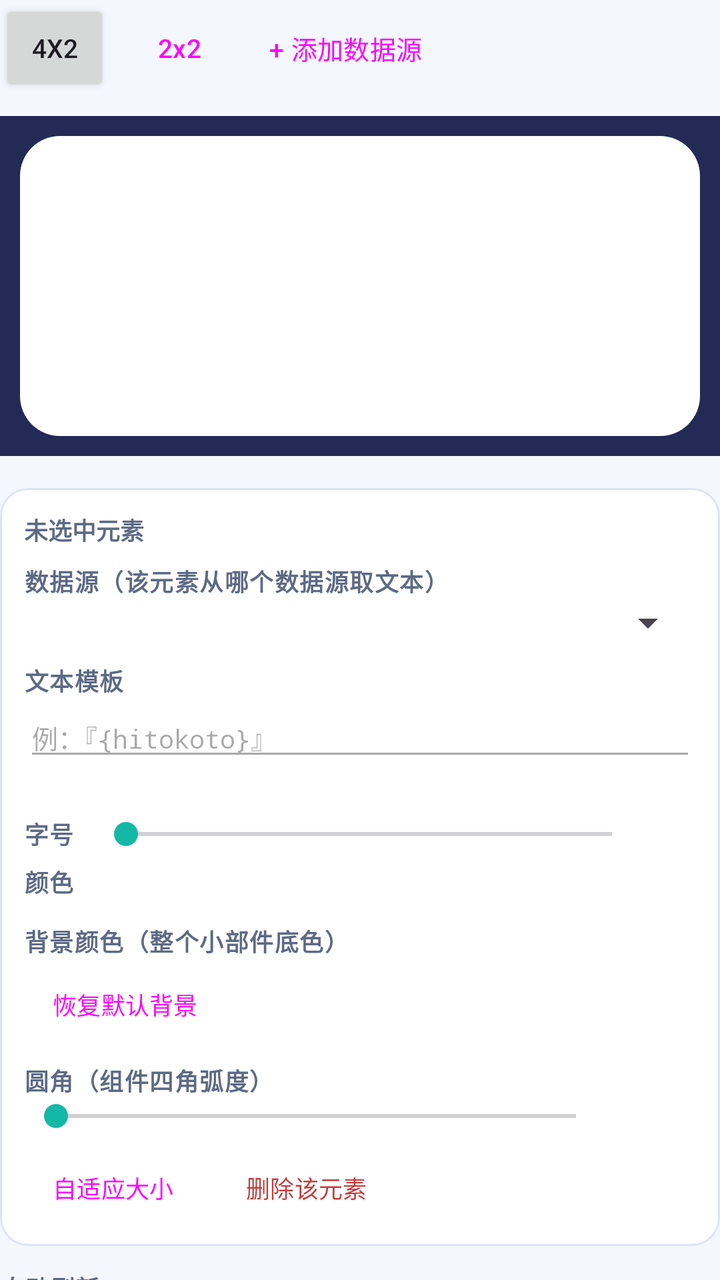
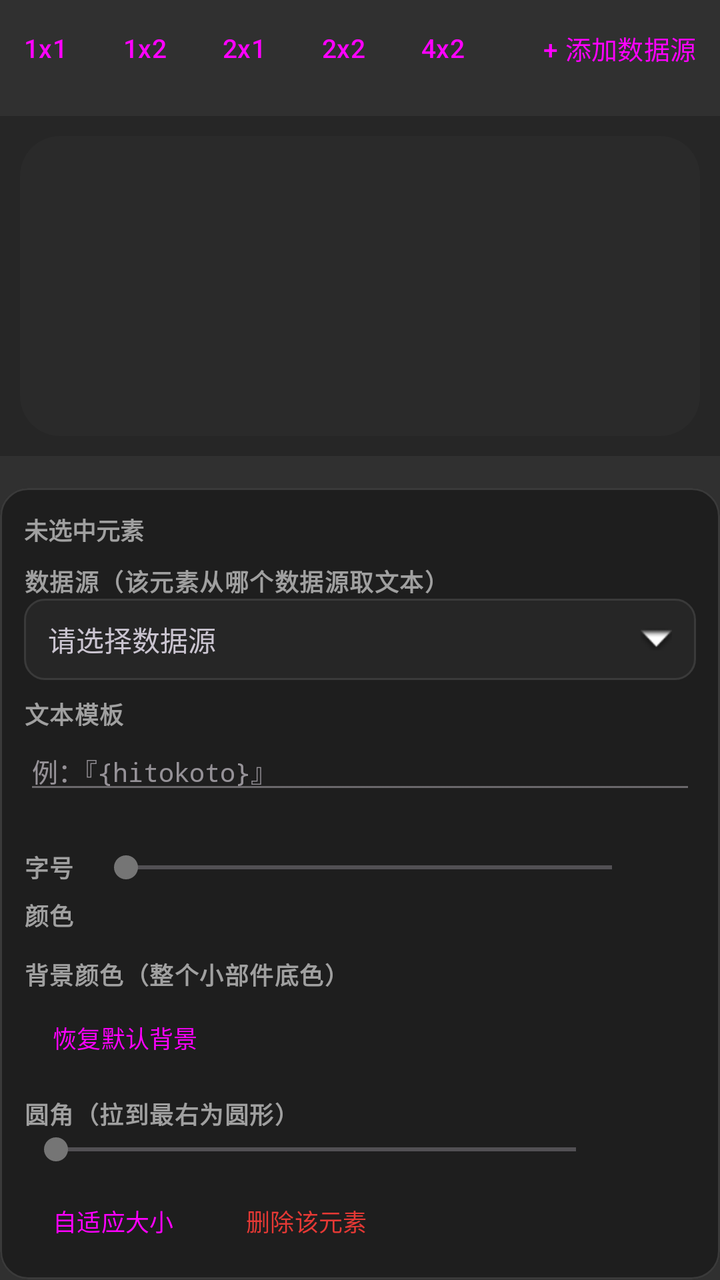

Screens rendered from an Android XML layout before and after an edit, with the pre-edit source and the edit as a unified diff.
<!-- AndroidManifest.xml: application theme Theme.WidgetFlow -->
<!-- res/layout/step4_editor.xml -->
<?xml version="1.0" encoding="utf-8"?>
<LinearLayout xmlns:android="http://schemas.android.com/apk/res/android"
    xmlns:app="http://schemas.android.com/apk/res-auto"
    android:layout_width="match_parent"
    android:layout_height="wrap_content"
    android:orientation="vertical">

    <LinearLayout
        android:layout_width="match_parent"
        android:layout_height="wrap_content"
        android:gravity="center_vertical"
        android:orientation="horizontal">

        <Button
            android:id="@+id/btn_size_4x2"
            android:layout_width="wrap_content"
            android:layout_height="wrap_content"
            android:minWidth="0dp"
            android:paddingLeft="16dp"
            android:paddingRight="16dp"
            android:text="@string/size_4x2"
            android:textSize="13sp" />

        <Button
            android:id="@+id/btn_size_2x2"
            style="@style/Widget.Material3.Button.OutlinedButton"
            android:layout_width="wrap_content"
            android:layout_height="wrap_content"
            android:layout_marginLeft="8dp"
            android:minWidth="0dp"
            android:paddingLeft="16dp"
            android:paddingRight="16dp"
            android:text="@string/size_2x2"
            android:textSize="13sp" />

        <Button
            android:id="@+id/btn_add_element"
            style="@style/Widget.Material3.Button.TextButton"
            android:layout_width="wrap_content"
            android:layout_height="wrap_content"
            android:layout_marginLeft="6dp"
            android:text="@string/add_element"
            android:textSize="13sp" />
    </LinearLayout>

    <FrameLayout
        android:id="@+id/canvas_wrap"
        android:layout_width="match_parent"
        android:layout_height="wrap_content"
        android:layout_marginTop="10dp"
        android:background="@color/canvas_wrap"
        android:padding="10dp">

        <FrameLayout
            android:id="@+id/canvas"
            android:layout_width="match_parent"
            android:layout_height="150dp"
            android:layout_gravity="center_horizontal"
            android:background="@drawable/widget_bg" />
    </FrameLayout>

    <HorizontalScrollView
        android:layout_width="match_parent"
        android:layout_height="wrap_content"
        android:layout_marginTop="8dp"
        android:scrollbars="none">

        <LinearLayout
            android:id="@+id/box_chips"
            android:layout_width="wrap_content"
            android:layout_height="wrap_content"
            android:orientation="horizontal" />
    </HorizontalScrollView>

    <com.google.android.material.card.MaterialCardView
        android:layout_width="match_parent"
        android:layout_height="wrap_content"
        android:layout_marginTop="8dp"
        app:cardBackgroundColor="@color/surface"
        app:cardCornerRadius="14dp"
        app:strokeColor="@color/rule"
        app:strokeWidth="1dp">

        <LinearLayout
            android:layout_width="match_parent"
            android:layout_height="wrap_content"
            android:orientation="vertical"
            android:padding="12dp">

            <TextView
                android:id="@+id/prop_name"
                android:layout_width="match_parent"
                android:layout_height="wrap_content"
                android:text="未选中元素"
                android:textColor="@color/muted"
                android:textSize="12sp"
                android:textStyle="bold" />

            <TextView
                style="@style/TextAppearance.Label"
                android:layout_width="match_parent"
                android:layout_height="wrap_content"
                android:layout_marginTop="8dp"
                android:text="@string/label_element_source" />

            <Spinner
                android:id="@+id/spin_source"
                android:layout_width="match_parent"
                android:layout_height="wrap_content" />

            <TextView
                style="@style/TextAppearance.Label"
                android:layout_width="match_parent"
                android:layout_height="wrap_content"
                android:layout_marginTop="8dp"
                android:text="@string/label_template" />

            <EditText
                android:id="@+id/inp_template"
                android:layout_width="match_parent"
                android:layout_height="wrap_content"
                android:enabled="false"
                android:fontFamily="monospace"
                android:hint="例：『{hitokoto}』"
                android:inputType="text"
                android:textSize="13sp" />

            <TextView
                android:id="@+id/prop_aliases"
                android:layout_width="match_parent"
                android:layout_height="wrap_content"
                android:textColor="@color/muted"
                android:textSize="11sp" />

            <LinearLayout
                android:layout_width="match_parent"
                android:layout_height="wrap_content"
                android:layout_marginTop="8dp"
                android:gravity="center_vertical"
                android:orientation="horizontal">

                <TextView
                    style="@style/TextAppearance.Label"
                    android:layout_width="wrap_content"
                    android:layout_height="wrap_content"
                    android:text="@string/label_font_size" />

                <SeekBar
                    android:id="@+id/seek_font"
                    android:layout_width="0dp"
                    android:layout_height="wrap_content"
                    android:layout_marginLeft="10dp"
                    android:layout_weight="1"
                    android:enabled="false"
                    android:max="9"
                    android:min="0" />

                <TextView
                    android:id="@+id/font_value"
                    android:layout_width="26dp"
                    android:layout_height="wrap_content"
                    android:fontFamily="monospace"
                    android:gravity="center"
                    android:textColor="@color/accent"
                    android:textSize="12sp" />
            </LinearLayout>

            <TextView
                style="@style/TextAppearance.Label"
                android:layout_width="match_parent"
                android:layout_height="wrap_content"
                android:layout_marginTop="6dp"
                android:text="@string/label_color" />

            <LinearLayout
                android:id="@+id/box_colors"
                android:layout_width="match_parent"
                android:layout_height="wrap_content"
                android:orientation="horizontal" />

            <TextView
                style="@style/TextAppearance.Label"
                android:layout_width="match_parent"
                android:layout_height="wrap_content"
                android:layout_marginTop="12dp"
                android:text="@string/label_bg_color" />

            <HorizontalScrollView
                android:layout_width="match_parent"
                android:layout_height="wrap_content"
                android:scrollbars="none">

                <LinearLayout
                    android:id="@+id/box_bg_colors"
                    android:layout_width="wrap_content"
                    android:layout_height="wrap_content"
                    android:orientation="horizontal" />
            </HorizontalScrollView>

            <Button
                android:id="@+id/btn_bg_default"
                style="@style/Widget.Material3.Button.OutlinedButton.Small"
                android:layout_width="wrap_content"
                android:layout_height="wrap_content"
                android:layout_marginTop="6dp"
                android:text="@string/btn_bg_default" />

            <TextView
                style="@style/TextAppearance.Label"
                android:layout_width="match_parent"
                android:layout_height="wrap_content"
                android:layout_marginTop="12dp"
                android:text="@string/label_corner_radius" />

            <LinearLayout
                android:layout_width="match_parent"
                android:layout_height="wrap_content"
                android:gravity="center_vertical"
                android:orientation="horizontal">

                <SeekBar
                    android:id="@+id/seek_corner"
                    android:layout_width="0dp"
                    android:layout_height="wrap_content"
                    android:layout_weight="1"
                    android:max="8"
                    android:min="0" />

                <TextView
                    android:id="@+id/corner_value"
                    android:layout_width="44dp"
                    android:layout_height="wrap_content"
                    android:fontFamily="monospace"
                    android:gravity="center"
                    android:textColor="@color/accent"
                    android:textSize="12sp" />
            </LinearLayout>

            <LinearLayout
                android:layout_width="match_parent"
                android:layout_height="wrap_content"
                android:layout_marginTop="10dp"
                android:gravity="center_vertical"
                android:orientation="horizontal">

                <Button
                    android:id="@+id/btn_reset_size"
                    style="@style/Widget.Material3.Button.OutlinedButton.Small"
                    android:layout_width="wrap_content"
                    android:layout_height="wrap_content"
                    android:layout_marginRight="8dp"
                    android:text="@string/btn_reset_size" />

                <Button
                    android:id="@+id/btn_delete_element"
                    style="@style/Widget.Material3.Button.OutlinedButton.Small"
                    android:layout_width="wrap_content"
                    android:layout_height="wrap_content"
                    android:enabled="false"
                    android:text="@string/btn_delete_element"
                    android:textColor="@color/err" />
            </LinearLayout>
        </LinearLayout>
    </com.google.android.material.card.MaterialCardView>

    <TextView
        style="@style/TextAppearance.Label"
        android:layout_width="match_parent"
        android:layout_height="wrap_content"
        android:layout_marginTop="12dp"
        android:text="@string/label_refresh" />

    <Spinner
        android:id="@+id/spin_refresh"
        android:layout_width="match_parent"
        android:layout_height="wrap_content"
        android:entries="@array/refresh_options" />
</LinearLayout>
<!-- resources referenced by this layout -->
<resources>
  <string-array name="refresh_options">
          <item>每 30 分钟（系统下限）</item>
          <item>每 1 小时</item>
          <item>每 6 小时</item>
          <item>每天 8:00</item>
      </string-array>
  <color name="accent">#4F63F5</color>
  <color name="canvas_wrap">#232A55</color>
  <color name="err">#C63C3C</color>
  <color name="muted">#5D6A85</color>
  <color name="rule">#DDE3F8</color>
  <color name="surface">#FFFFFF</color>
  <!-- drawable widget_bg (drawable) -->
  <?xml version="1.0" encoding="utf-8"?>
  <shape xmlns:android="http://schemas.android.com/apk/res/android" android:shape="rectangle">
      <solid android:color="@color/widget_bg_color" />
      <corners android:radius="20dp" />
  </shape>
  <string name="add_element">+ 添加数据源</string>
  <string name="btn_bg_default">恢复默认背景</string>
  <string name="btn_delete_element">删除该元素</string>
  <string name="btn_reset_size">自适应大小</string>
  <string name="label_bg_color">背景颜色（整个小部件底色）</string>
  <string name="label_color">颜色</string>
  <string name="label_corner_radius">圆角（组件四角弧度）</string>
  <string name="label_element_source">数据源（该元素从哪个数据源取文本）</string>
  <string name="label_font_size">字号</string>
  <string name="label_refresh">自动刷新</string>
  <string name="label_template">文本模板</string>
  <string name="size_2x2">2x2</string>
  <string name="size_4x2">4x2</string>
  <style name="TextAppearance.Label" parent="TextAppearance.Material3.LabelMedium">
          <item name="android:textColor">@color/muted</item>
          <item name="android:textSize">12sp</item>
          <item name="android:textStyle">bold</item>
      </style>
  <style name="Widget.Material3.Button.OutlinedButton.Small" parent="Widget.Material3.Button.OutlinedButton">
          <item name="android:textSize">12sp</item>
          <item name="android:minHeight">34dp</item>
          <item name="android:paddingLeft">14dp</item>
          <item name="android:paddingRight">14dp</item>
      </style>
  <style name="Theme.WidgetFlow" parent="Theme.Material3.Light.NoActionBar">
          <item name="colorPrimary">@color/accent</item>
          <item name="colorOnPrimary">#FFFFFF</item>
          <item name="colorPrimaryContainer">@color/accent_light</item>
          <item name="colorOnPrimaryContainer">@color/accent</item>
          <item name="colorSecondary">@color/accent2</item>
          <item name="colorSecondaryContainer">#D9F5F1</item>
          <item name="colorOnSecondaryContainer">#0B5F56</item>
          <item name="android:colorBackground">@color/bg</item>
          <item name="colorSurface">@color/surface</item>
          <item name="colorOnSurface">@color/ink</item>
      </style>
  <color name="widget_bg_color">#FFFFFF</color>
  <color name="accent_light">#E9EDFE</color>
  <color name="accent2">#14B8A6</color>
  <color name="bg">#F5F7FE</color>
  <color name="ink">#18203A</color>
</resources>

<!-- the commit's change to res/layout/step4_editor.xml (unified diff, before → after) -->
@@ -11,27 +11,78 @@
         android:gravity="center_vertical"
         android:orientation="horizontal">
 
-        <Button
-            android:id="@+id/btn_size_4x2"
-            android:layout_width="wrap_content"
+        <HorizontalScrollView
+            android:layout_width="0dp"
             android:layout_height="wrap_content"
-            android:minWidth="0dp"
-            android:paddingLeft="16dp"
-            android:paddingRight="16dp"
-            android:text="@string/size_4x2"
-            android:textSize="13sp" />
-
-        <Button
-            android:id="@+id/btn_size_2x2"
-            style="@style/Widget.Material3.Button.OutlinedButton"
-            android:layout_width="wrap_content"
-            android:layout_height="wrap_content"
-            android:layout_marginLeft="8dp"
-            android:minWidth="0dp"
-            android:paddingLeft="16dp"
-            android:paddingRight="16dp"
-            android:text="@string/size_2x2"
-            android:textSize="13sp" />
+            android:layout_weight="1"
+            android:scrollbars="none">
+
+            <LinearLayout
+                android:id="@+id/box_sizes"
+                android:layout_width="wrap_content"
+                android:layout_height="wrap_content"
+                android:orientation="horizontal">
+
+                <Button
+                    android:id="@+id/btn_size_1x1"
+                    style="@style/Widget.Material3.Button.OutlinedButton"
+                    android:layout_width="wrap_content"
+                    android:layout_height="wrap_content"
+                    android:minWidth="0dp"
+                    android:paddingLeft="12dp"
+                    android:paddingRight="12dp"
+                    android:text="@string/size_1x1"
+                    android:textSize="13sp" />
+
+                <Button
+                    android:id="@+id/btn_size_1x2"
+                    style="@style/Widget.Material3.Button.OutlinedButton"
+                    android:layout_width="wrap_content"
+                    android:layout_height="wrap_content"
+                    android:layout_marginLeft="4dp"
+                    android:minWidth="0dp"
+                    android:paddingLeft="12dp"
+                    android:paddingRight="12dp"
+                    android:text="@string/size_1x2"
+                    android:textSize="13sp" />
+
+                <Button
+                    android:id="@+id/btn_size_2x1"
+                    style="@style/Widget.Material3.Button.OutlinedButton"
+                    android:layout_width="wrap_content"
+                    android:layout_height="wrap_content"
+                    android:layout_marginLeft="4dp"
+                    android:minWidth="0dp"
+                    android:paddingLeft="12dp"
+                    android:paddingRight="12dp"
+                    android:text="@string/size_2x1"
+                    android:textSize="13sp" />
+
+                <Button
+                    android:id="@+id/btn_size_2x2"
+                    style="@style/Widget.Material3.Button.OutlinedButton"
+                    android:layout_width="wrap_content"
+                    android:layout_height="wrap_content"
+                    android:layout_marginLeft="4dp"
+                    android:minWidth="0dp"
+                    android:paddingLeft="12dp"
+                    android:paddingRight="12dp"
+                    android:text="@string/size_2x2"
+                    android:textSize="13sp" />
+
+                <Button
+                    android:id="@+id/btn_size_4x2"
+                    style="@style/Widget.Material3.Button.OutlinedButton"
+                    android:layout_width="wrap_content"
+                    android:layout_height="wrap_content"
+                    android:layout_marginLeft="4dp"
+                    android:minWidth="0dp"
+                    android:paddingLeft="12dp"
+                    android:paddingRight="12dp"
+                    android:text="@string/size_4x2"
+                    android:textSize="13sp" />
+            </LinearLayout>
+        </HorizontalScrollView>
 
         <Button
             android:id="@+id/btn_add_element"
@@ -103,10 +154,18 @@
                 android:layout_marginTop="8dp"
                 android:text="@string/label_element_source" />
 
-            <Spinner
+            <TextView
                 android:id="@+id/spin_source"
                 android:layout_width="match_parent"
-                android:layout_height="wrap_content" />
+                android:layout_height="wrap_content"
+                android:background="@drawable/bg_input"
+                android:drawableEnd="@android:drawable/arrow_down_float"
+                android:paddingLeft="12dp"
+                android:paddingTop="10dp"
+                android:paddingRight="12dp"
+                android:paddingBottom="10dp"
+                android:text="请选择数据源"
+                android:textSize="14sp" />
 
             <TextView
                 style="@style/TextAppearance.Label"
<!-- resource entries referenced after the edit -->
@@ -1,17 +1,29 @@
 <!-- resources referenced by this layout -->
 <resources>
   <string-array name="refresh_options">
-          <item>每 30 分钟（系统下限）</item>
+          <item>每 1 分钟</item>
+          <item>每 5 分钟</item>
+          <item>每 15 分钟</item>
+          <item>每 30 分钟</item>
           <item>每 1 小时</item>
           <item>每 6 小时</item>
           <item>每天 8:00</item>
       </string-array>
-  <color name="accent">#4F63F5</color>
-  <color name="canvas_wrap">#232A55</color>
-  <color name="err">#C63C3C</color>
-  <color name="muted">#5D6A85</color>
-  <color name="rule">#DDE3F8</color>
-  <color name="surface">#FFFFFF</color>
+  <color name="accent">#4CAF50</color>
+  <color name="canvas_wrap">#262626</color>
+  <color name="err">#E53935</color>
+  <color name="muted">#A0A0A0</color>
+  <color name="rule">#3A3A3A</color>
+  <color name="surface">#1E1E1E</color>
+  <!-- drawable bg_input (drawable) -->
+  <?xml version="1.0" encoding="utf-8"?>
+  <shape xmlns:android="http://schemas.android.com/apk/res/android" android:shape="rectangle">
+      <solid android:color="@color/field_bg" />
+      <corners android:radius="10dp" />
+      <stroke
+          android:width="1dp"
+          android:color="@color/rule" />
+  </shape>
   <!-- drawable widget_bg (drawable) -->
   <?xml version="1.0" encoding="utf-8"?>
   <shape xmlns:android="http://schemas.android.com/apk/res/android" android:shape="rectangle">
@@ -24,11 +36,14 @@
   <string name="btn_reset_size">自适应大小</string>
   <string name="label_bg_color">背景颜色（整个小部件底色）</string>
   <string name="label_color">颜色</string>
-  <string name="label_corner_radius">圆角（组件四角弧度）</string>
+  <string name="label_corner_radius">圆角（拉到最右为圆形）</string>
   <string name="label_element_source">数据源（该元素从哪个数据源取文本）</string>
   <string name="label_font_size">字号</string>
   <string name="label_refresh">自动刷新</string>
   <string name="label_template">文本模板</string>
+  <string name="size_1x1">1x1</string>
+  <string name="size_1x2">1x2</string>
+  <string name="size_2x1">2x1</string>
   <string name="size_2x2">2x2</string>
   <string name="size_4x2">4x2</string>
   <style name="TextAppearance.Label" parent="TextAppearance.Material3.LabelMedium">
@@ -42,22 +57,23 @@
           <item name="android:paddingLeft">14dp</item>
           <item name="android:paddingRight">14dp</item>
       </style>
-  <style name="Theme.WidgetFlow" parent="Theme.Material3.Light.NoActionBar">
+  <style name="Theme.WidgetFlow" parent="Theme.Material3.Dark.NoActionBar">
           <item name="colorPrimary">@color/accent</item>
           <item name="colorOnPrimary">#FFFFFF</item>
           <item name="colorPrimaryContainer">@color/accent_light</item>
           <item name="colorOnPrimaryContainer">@color/accent</item>
           <item name="colorSecondary">@color/accent2</item>
-          <item name="colorSecondaryContainer">#D9F5F1</item>
-          <item name="colorOnSecondaryContainer">#0B5F56</item>
+          <item name="colorSecondaryContainer">#1D3A35</item>
+          <item name="colorOnSecondaryContainer">#2CC4B2</item>
           <item name="android:colorBackground">@color/bg</item>
           <item name="colorSurface">@color/surface</item>
           <item name="colorOnSurface">@color/ink</item>
       </style>
-  <color name="widget_bg_color">#FFFFFF</color>
-  <color name="accent_light">#E9EDFE</color>
-  <color name="accent2">#14B8A6</color>
-  <color name="bg">#F5F7FE</color>
-  <color name="ink">#18203A</color>
+  <color name="field_bg">#262626</color>
+  <color name="widget_bg_color">#2A2A2A</color>
+  <color name="accent_light">#1E3A22</color>
+  <color name="accent2">#757575</color>
+  <color name="bg">#303030</color>
+  <color name="ink">#E6E6E6</color>
 </resources>
 
